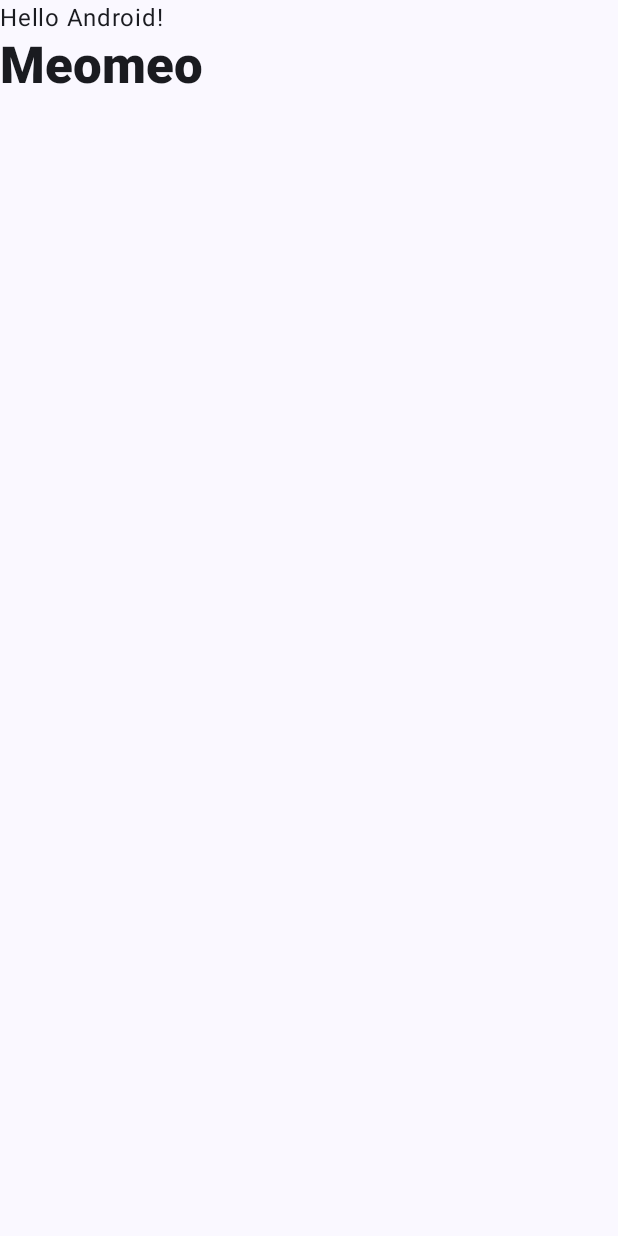
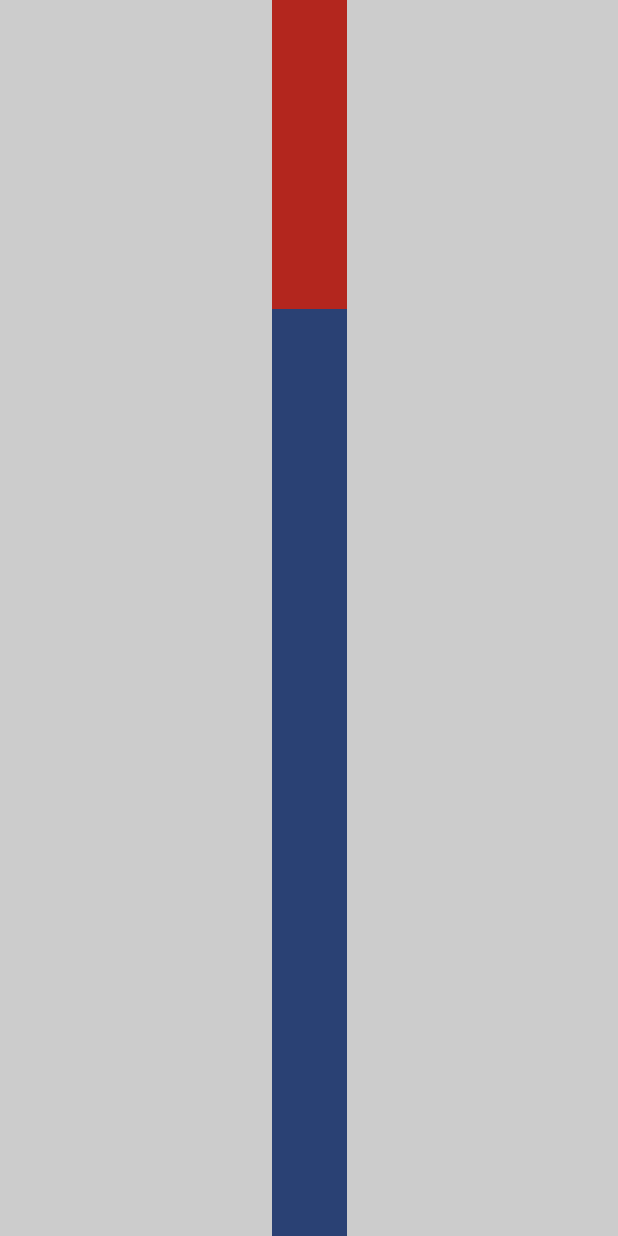
Before and after one commit to vudung8320/Jetpack_compose, an Android app built with Jetpack Compose: the screen it shows after launch (MainActivity), on a phone screen of 412 x 824 dp. Run offline under Robolectric (Android 15) with nearby library versions, the phone set to English and light mode, and no system bars.

Commit message:
Row and Column

```diff
--- a/app/src/main/java/com/example/compose_project/MainActivity.kt
+++ b/app/src/main/java/com/example/compose_project/MainActivity.kt
@@ -1,19 +1,26 @@
 package com.example.compose_project
 
 import android.os.Bundle
-import android.widget.EditText
 import androidx.activity.ComponentActivity
 import androidx.activity.compose.setContent
+import androidx.compose.foundation.background
+import androidx.compose.foundation.layout.Arrangement
 import androidx.compose.foundation.layout.Column
+import androidx.compose.foundation.layout.ColumnScope
+import androidx.compose.foundation.layout.Row
+import androidx.compose.foundation.layout.RowScope
 import androidx.compose.foundation.layout.fillMaxSize
+import androidx.compose.foundation.layout.height
+import androidx.compose.foundation.layout.width
 import androidx.compose.material3.MaterialTheme
 import androidx.compose.material3.Surface
-import androidx.compose.material3.Text
 import androidx.compose.runtime.Composable
+import androidx.compose.ui.Alignment
 import androidx.compose.ui.Modifier
+import androidx.compose.ui.graphics.Color
 import androidx.compose.ui.tooling.preview.Preview
+import androidx.compose.ui.unit.dp
 import com.example.compose_project.ui.theme.Compose_projectTheme
-import com.example.compose_project.ui.theme.Typography
 
 class MainActivity : ComponentActivity() {
     override fun onCreate(savedInstanceState: Bundle?) {
@@ -21,12 +28,32 @@ class MainActivity : ComponentActivity() {
         setContent {
             Compose_projectTheme {
                 // A surface container using the 'background' color from the theme
-                Surface(modifier = Modifier.fillMaxSize(),
-                        color = MaterialTheme.colorScheme.background) {
+                Surface(
+                    modifier = Modifier.fillMaxSize(), color = MaterialTheme.colorScheme.background
+                ) {
+                    // Row
+                    Row(
+                        modifier = Modifier
+                            .height(500.dp)
+                            .width(500.dp)
+                            .background(Color.LightGray),
+                            horizontalArrangement = Arrangement.Start
 
-                    Column {
-                        Greeting("Android")
-                        CustomText(text = "Meomeo")
+                    ) {
+                        CustomItem(weight = 1f, color = MaterialTheme.colorScheme.error)
+                        CustomItem(weight = 3f)
+                    }
+
+                    // Column
+                    Column(
+                        modifier = Modifier
+                            .height(500.dp)
+                            .width(500.dp)
+                            .background(Color.LightGray),
+                        horizontalAlignment = Alignment.CenterHorizontally
+                    ) {
+                        CustomItem(weight = 1f, color = MaterialTheme.colorScheme.error)
+                        CustomItem(weight = 3f)
                     }
                 }
             }
@@ -34,29 +61,47 @@ class MainActivity : ComponentActivity() {
     }
 }
 
+// Row Compose
 @Composable
-fun Greeting(name: String, modifier: Modifier = Modifier) {
-    Text(
-        text = "Hello $name!",
-        modifier = modifier
-    )
+fun RowScope.CustomItem(weight: Float, color: Color = MaterialTheme.colorScheme.primary) {
+    Surface(
+        modifier = Modifier
+            .width(50.dp)
+            .height(50.dp)
+            .weight(weight),
+        color = color
+    ) {}
 }
 
+// Column compose
 @Composable
-fun CustomText(text: String) {
-    Text(
-        text = text,
-        style = Typography.titleSmall
-    )
+fun ColumnScope.CustomItem(weight: Float, color: Color = MaterialTheme.colorScheme.primary) {
+    Surface(
+        modifier = Modifier
+            .width(50.dp)
+            .weight(weight),
+        color = color
+    ) {}
 }
 
 @Preview(showBackground = true)
 @Composable
 fun GreetingPreview() {
     Compose_projectTheme {
-        Column {
-            Greeting("Android")
-            CustomText(text = "Meomeo")
+        Row(
+            modifier = Modifier.fillMaxSize(),
+            horizontalArrangement = Arrangement.Start
+        ) {
+            CustomItem(weight = 1f, color = MaterialTheme.colorScheme.error)
+            CustomItem(weight = 3f)
+        }
+
+        Column(
+            modifier = Modifier.fillMaxSize(),
+            horizontalAlignment = Alignment.CenterHorizontally
+        ) {
+            CustomItem(weight = 1f, color = MaterialTheme.colorScheme.error)
+            CustomItem(weight = 3f)
         }
     }
 }
```
